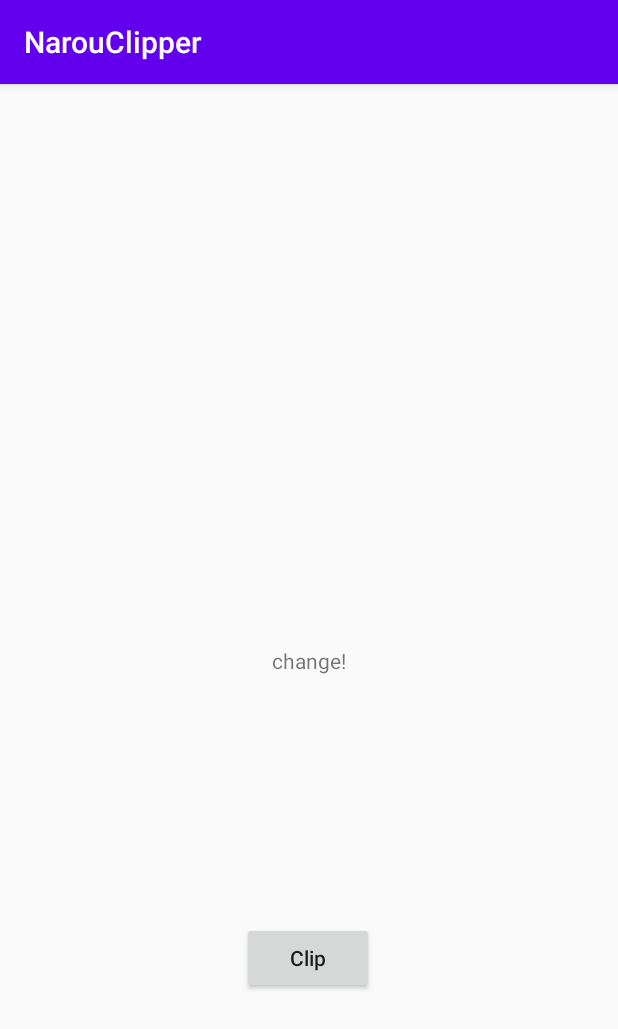
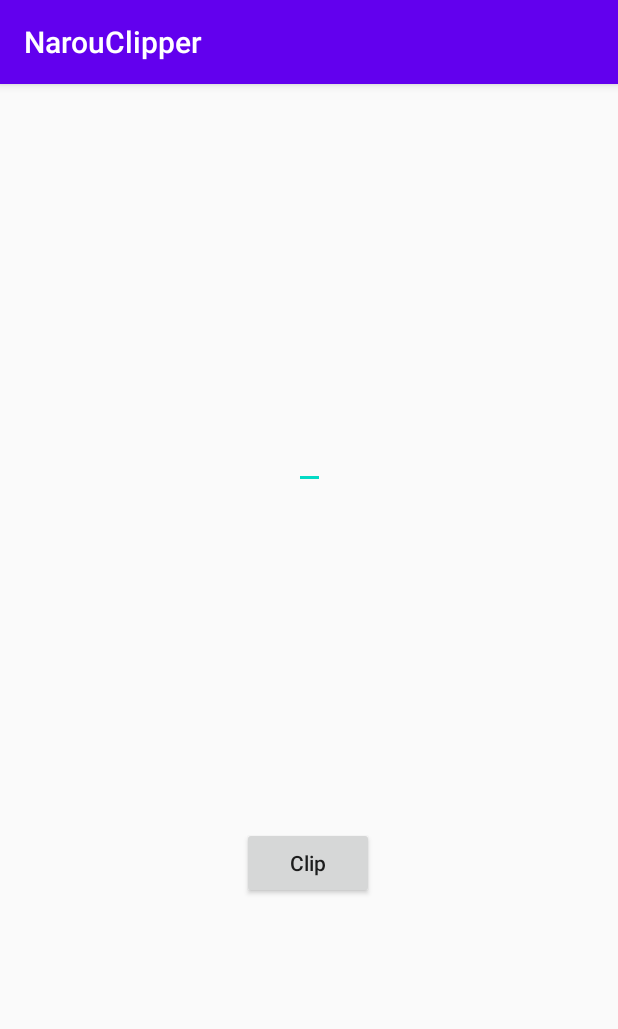
Before and after one commit to wisteriatrellis/NarouClipper, an Android app: the screen it shows after launch (MainActivity), after a tap on "Clip", on a phone screen of 412 x 824 dp. Shown: the top 1029 px of the screen. Run offline under Robolectric (Android 15) with nearby library versions, the phone set to English and light mode, and no system bars.

Commit message:
implement AutoCompleteTextView

```diff
--- a/app/src/main/java/com/unlimtech/narouclipper/MainActivity.kt
+++ b/app/src/main/java/com/unlimtech/narouclipper/MainActivity.kt
@@ -6,6 +6,8 @@ import android.content.Context
 import androidx.appcompat.app.AppCompatActivity
 import android.os.Bundle
 import android.view.View
+import android.widget.ArrayAdapter
+import android.widget.AutoCompleteTextView
 import android.widget.Button
 import android.widget.TextView
 
@@ -20,11 +22,31 @@ class MainActivity : AppCompatActivity() {
 
     private inner class ClipButtonListener : View.OnClickListener {
         override fun onClick(v: View?) {
-            val myText: TextView = findViewById<TextView>(R.id.textView) as TextView
-            myText.text = "change!"
+            val urlForm: AutoCompleteTextView = findViewById<AutoCompleteTextView>(R.id.urlInputTextView) as AutoCompleteTextView
+            val inputLog: MutableList<String> = mutableListOf("hello", "world", "hogehoge", "help", "work")
+            val adapter: ArrayAdapter<String> = ArrayAdapter<String>(
+                applicationContext,
+                android.R.layout.simple_dropdown_item_1line,
+                inputLog
+            )
+            urlForm.setAdapter(adapter)
+
+            /*
+            ---------------------------------------------------------
+                html parse
+             */
+
 
             val clipboardManager: ClipboardManager = applicationContext.getSystemService(Context.CLIPBOARD_SERVICE) as ClipboardManager
-            clipboardManager.setPrimaryClip(ClipData.newPlainText("this is the novel content", myText.text))
+            val clipData: ClipData = ClipData.newPlainText(
+                "this is the novel content",
+                urlForm.text
+            )
+            clipboardManager.setPrimaryClip(clipData)
+        }
+
+        private fun parse(url: String) {
+
         }
     }
 }
--- a/app/src/main/res/layout/activity_main.xml
+++ b/app/src/main/res/layout/activity_main.xml
@@ -5,16 +5,6 @@
     android:layout_width="match_parent"
     android:layout_height="match_parent"
     tools:context=".MainActivity">
-
-    <TextView
-        android:id="@+id/textView"
-        android:layout_width="wrap_content"
-        android:layout_height="wrap_content"
-        android:text="Hello World!"
-        app:layout_constraintBottom_toBottomOf="parent"
-        app:layout_constraintLeft_toLeftOf="parent"
-        app:layout_constraintRight_toRightOf="parent"
-        app:layout_constraintTop_toTopOf="parent" />
 
     <Button
         android:id="@+id/clipButton"
@@ -26,7 +16,16 @@
         app:layout_constraintEnd_toEndOf="parent"
         app:layout_constraintHorizontal_bias="0.498"
         app:layout_constraintStart_toStartOf="parent"
-        app:layout_constraintTop_toBottomOf="@+id/textView"
-        app:layout_constraintVertical_bias="0.506" />
+        app:layout_constraintTop_toBottomOf="@+id/urlInputTextView" />
+
+    <AutoCompleteTextView
+        android:id="@+id/urlInputTextView"
+        android:layout_width="wrap_content"
+        android:layout_height="wrap_content"
+        android:text="@string/url_input_text_view"
+        app:layout_constraintBottom_toTopOf="@+id/clipButton"
+        app:layout_constraintEnd_toEndOf="parent"
+        app:layout_constraintStart_toStartOf="parent"
+        app:layout_constraintTop_toTopOf="parent" />
 
 </androidx.constraintlayout.widget.ConstraintLayout>
--- a/app/src/main/res/values/strings.xml
+++ b/app/src/main/res/values/strings.xml
@@ -1,4 +1,5 @@
 <resources>
     <string name="app_name">NarouClipper</string>
     <string name="clip_button">Clip</string>
+    <string name="url_input_text_view"></string>
 </resources>
```
